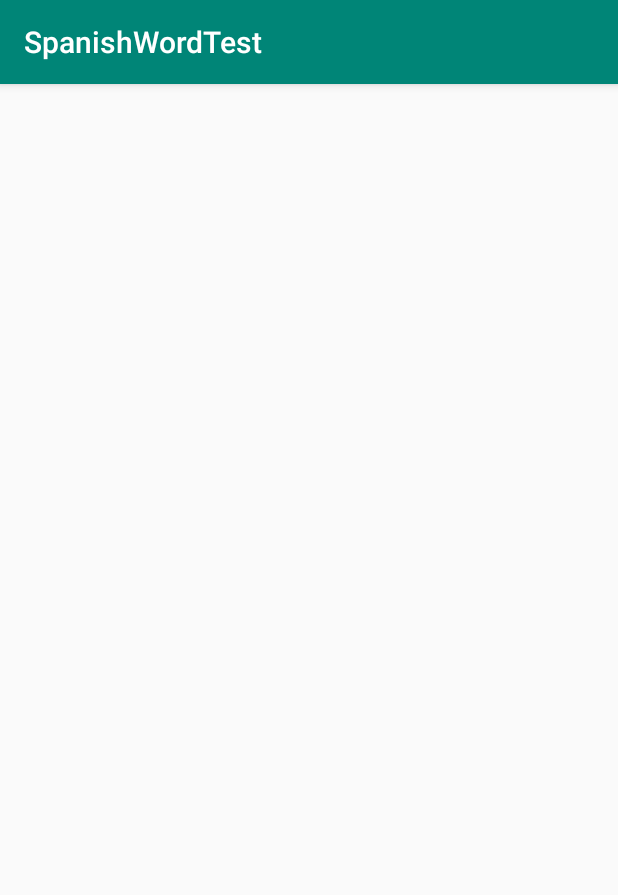
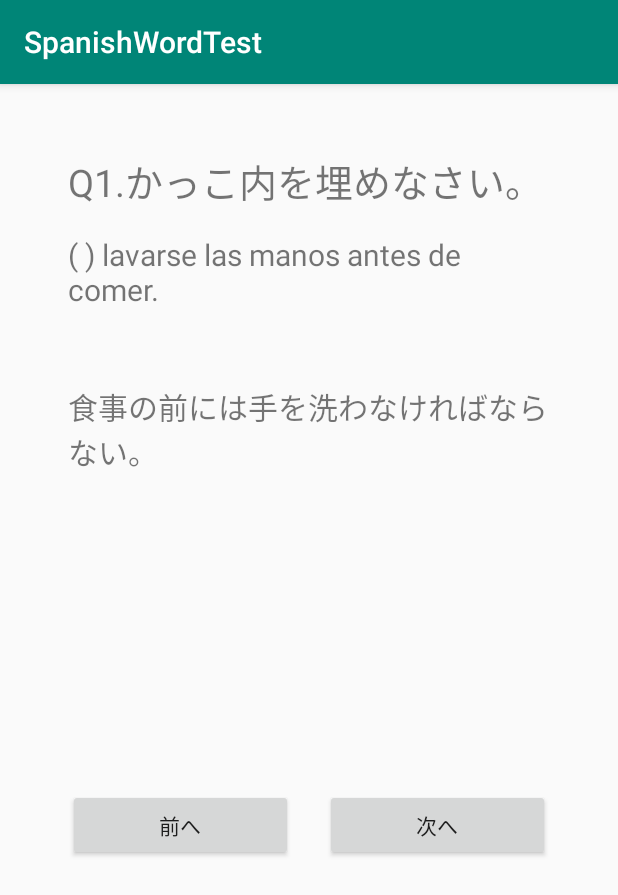
Before and after one commit to aetenotnk/SpanishWordTest, an Android app: the WordTest screen opened directly, with no data from a screen before it, on a phone screen of 412 x 824 dp. Shown: the top 895 px of the screen. Run offline under Robolectric (Android 15) with nearby library versions, the light colour scheme and no system bars; 1 statement that could not run was skipped.

Commit message:
試験画面のレイアウトを実装

```diff
--- a/app/src/main/res/layout/activity_word_test.xml
+++ b/app/src/main/res/layout/activity_word_test.xml
@@ -1,8 +1,63 @@
 <?xml version="1.0" encoding="utf-8"?>
-<android.support.constraint.ConstraintLayout xmlns:android="http://schemas.android.com/apk/res/android"
+<RelativeLayout xmlns:android="http://schemas.android.com/apk/res/android"
     xmlns:tools="http://schemas.android.com/tools"
     android:layout_width="match_parent"
     android:layout_height="match_parent"
     tools:context=".WordTest">
 
-</android.support.constraint.ConstraintLayout>
+    <TextView
+        android:id="@+id/question_text"
+        android:layout_width="wrap_content"
+        android:layout_height="wrap_content"
+        android:layout_alignParentStart="true"
+        android:layout_alignParentTop="true"
+        android:layout_alignParentEnd="true"
+        android:layout_marginStart="45dp"
+        android:layout_marginEnd="45dp"
+        android:layout_marginTop="45dp"
+        android:text="@string/test_question"
+        android:textSize="25sp" />
+    <TextView
+        android:id="@+id/spanish_text"
+        android:layout_width="wrap_content"
+        android:layout_height="wrap_content"
+        android:layout_alignParentStart="true"
+        android:layout_alignParentTop="true"
+        android:layout_alignParentEnd="true"
+        android:layout_marginStart="45dp"
+        android:layout_marginEnd="45dp"
+        android:layout_marginTop="100dp"
+        android:text="@string/example_spanish"
+        android:textSize="20sp" />
+
+    <TextView
+        android:id="@+id/japanese_text"
+        android:layout_width="wrap_content"
+        android:layout_height="wrap_content"
+        android:layout_alignParentStart="true"
+        android:layout_alignParentTop="true"
+        android:layout_alignParentEnd="true"
+        android:layout_marginStart="45dp"
+        android:layout_marginEnd="45dp"
+        android:layout_marginTop="200dp"
+        android:text="@string/example_japanese"
+        android:textSize="20sp" />
+
+    <Button
+        android:id="@+id/button3"
+        android:layout_width="150dp"
+        android:layout_height="wrap_content"
+        android:layout_alignStart="@+id/question_text"
+        android:layout_alignParentBottom="true"
+        android:layout_marginBottom="250dp"
+        android:text="@string/test_previous_button" />
+
+    <Button
+        android:id="@+id/button4"
+        android:layout_width="150dp"
+        android:layout_height="wrap_content"
+        android:layout_alignTop="@+id/button3"
+        android:layout_alignEnd="@+id/question_text"
+        android:text="@string/test_next_button" />
+
+</RelativeLayout>
--- a/app/src/main/res/values/strings.xml
+++ b/app/src/main/res/values/strings.xml
@@ -3,4 +3,11 @@
     <string name="select_mode">モードを選択してください</string>
     <string name="start_test">テストを開始する</string>
     <string name="check_test">テストを確認する</string>
+
+    <string name="test_question">Q1.かっこ内を埋めなさい。</string>
+    <string name="example_spanish">(    ) lavarse las manos antes de comer.</string>
+    <string name="example_japanese">食事の前には手を洗わなければならない。</string>
+    <string name="test_previous_button">前へ</string>
+    <string name="test_next_button">次へ</string>
+    <string name="test_finish_button">終わる</string>
 </resources>
```
